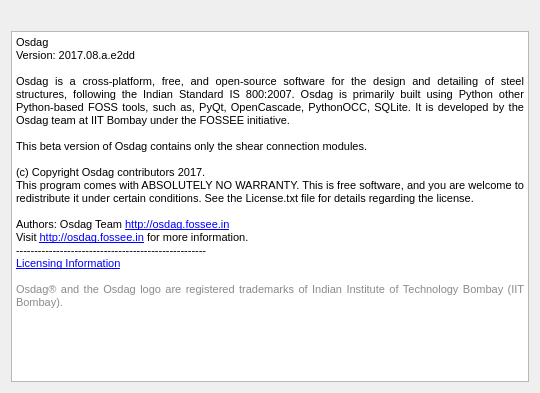
First picture: the form in ui_about_osdag.ui, repository GreatDevelopers/osdag-core, before the edit.
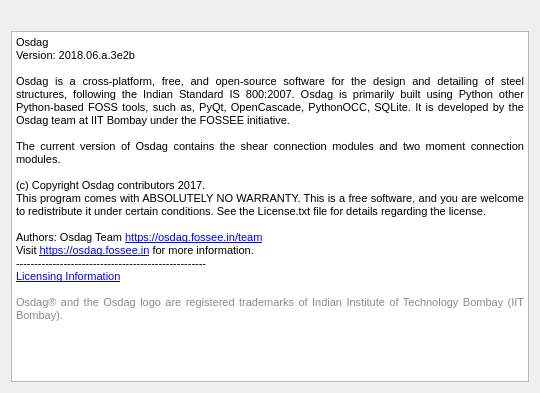
Second picture: the form after the edit. Icons and pictures are not drawn.

Commit message: Osdag version 2018.06.a.3e2b

Diff of the .ui file:
```diff
--- a/ui_about_osdag.ui
+++ b/ui_about_osdag.ui
@@ -37,21 +37,20 @@
 p, li { white-space: pre-wrap; }
 &lt;/style&gt;&lt;/head&gt;&lt;body style=&quot; font-family:'Arial'; font-size:7.8pt; font-weight:400; font-style:normal;&quot;&gt;
 &lt;p style=&quot; margin-top:0px; margin-bottom:0px; margin-left:0px; margin-right:0px; -qt-block-indent:0; text-indent:0px;&quot;&gt;&lt;span style=&quot; font-family:'monospace, monospace'; font-size:8pt;&quot;&gt;Osdag &lt;/span&gt;&lt;/p&gt;
-&lt;p align=&quot;justify&quot; style=&quot; margin-top:0px; margin-bottom:0px; margin-left:0px; margin-right:0px; -qt-block-indent:0; text-indent:0px;&quot;&gt;&lt;span style=&quot; font-family:'MS Shell Dlg 2'; font-size:8pt;&quot;&gt;Version: 2017.08.a.e2dd&lt;/span&gt;&lt;/p&gt;
+&lt;p align=&quot;justify&quot; style=&quot; margin-top:0px; margin-bottom:0px; margin-left:0px; margin-right:0px; -qt-block-indent:0; text-indent:0px;&quot;&gt;&lt;span style=&quot; font-family:'MS Shell Dlg 2'; font-size:8pt;&quot;&gt;Version: 2018.06.a.3e2b&lt;/span&gt;&lt;/p&gt;
 &lt;p align=&quot;justify&quot; style=&quot;-qt-paragraph-type:empty; margin-top:0px; margin-bottom:0px; margin-left:0px; margin-right:0px; -qt-block-indent:0; text-indent:0px; font-family:'MS Shell Dlg 2'; font-size:8pt;&quot;&gt;&lt;br /&gt;&lt;/p&gt;
 &lt;p align=&quot;justify&quot; style=&quot; margin-top:0px; margin-bottom:0px; margin-left:0px; margin-right:0px; -qt-block-indent:0; text-indent:0px;&quot;&gt;&lt;span style=&quot; font-family:'monospace, monospace'; font-size:8pt;&quot;&gt;Osdag is a cross-platform, free, and open-source software for the design and detailing of steel structures, following the Indian Standard IS 800:2007. Osdag is primarily built using Python other Python-based FOSS tools, such as, PyQt, OpenCascade, PythonOCC, SQLite. It is developed by the Osdag team at IIT Bombay under the FOSSEE initiative. &lt;/span&gt;&lt;/p&gt;
 &lt;p align=&quot;justify&quot; style=&quot;-qt-paragraph-type:empty; margin-top:0px; margin-bottom:0px; margin-left:0px; margin-right:0px; -qt-block-indent:0; text-indent:0px; font-family:'MS Shell Dlg 2'; font-size:8pt;&quot;&gt;&lt;br /&gt;&lt;/p&gt;
-&lt;p align=&quot;justify&quot; style=&quot; margin-top:0px; margin-bottom:0px; margin-left:0px; margin-right:0px; -qt-block-indent:0; text-indent:0px;&quot;&gt;&lt;span style=&quot; font-family:'monospace, monospace'; font-size:8pt;&quot;&gt;This beta version of Osdag contains only the shear connection modules.&lt;/span&gt;&lt;/p&gt;
+&lt;p align=&quot;justify&quot; style=&quot; margin-top:0px; margin-bottom:0px; margin-left:0px; margin-right:0px; -qt-block-indent:0; text-indent:0px;&quot;&gt;&lt;span style=&quot; font-family:'monospace, monospace'; font-size:8pt;&quot;&gt;The current version of Osdag contains the shear connection modules and two moment connection modules.&lt;/span&gt;&lt;/p&gt;
 &lt;p align=&quot;justify&quot; style=&quot;-qt-paragraph-type:empty; margin-top:0px; margin-bottom:0px; margin-left:0px; margin-right:0px; -qt-block-indent:0; text-indent:0px; font-family:'MS Shell Dlg 2'; font-size:8pt;&quot;&gt;&lt;br /&gt;&lt;/p&gt;
 &lt;p align=&quot;justify&quot; style=&quot; margin-top:0px; margin-bottom:0px; margin-left:0px; margin-right:0px; -qt-block-indent:0; text-indent:0px;&quot;&gt;&lt;span style=&quot; font-family:'MS Shell Dlg 2'; font-size:8pt;&quot;&gt;(c) Copyright Osdag contributors 2017.&lt;/span&gt;&lt;/p&gt;
-&lt;p align=&quot;justify&quot; style=&quot; margin-top:0px; margin-bottom:0px; margin-left:0px; margin-right:0px; -qt-block-indent:0; text-indent:0px;&quot;&gt;&lt;span style=&quot; font-family:'MS Shell Dlg 2'; font-size:8pt;&quot;&gt;This program comes with ABSOLUTELY NO WARRANTY. This is free software, and you are welcome to redistribute it under certain conditions. See the License.txt file for details regarding the license.&lt;/span&gt;&lt;/p&gt;
+&lt;p align=&quot;justify&quot; style=&quot; margin-top:0px; margin-bottom:0px; margin-left:0px; margin-right:0px; -qt-block-indent:0; text-indent:0px;&quot;&gt;&lt;span style=&quot; font-family:'MS Shell Dlg 2'; font-size:8pt;&quot;&gt;This program comes with ABSOLUTELY NO WARRANTY. This is a free software, and you are welcome to redistribute it under certain conditions. See the License.txt file for details regarding the license.&lt;/span&gt;&lt;/p&gt;
 &lt;p align=&quot;justify&quot; style=&quot;-qt-paragraph-type:empty; margin-top:0px; margin-bottom:0px; margin-left:0px; margin-right:0px; -qt-block-indent:0; text-indent:0px; font-family:'MS Shell Dlg 2'; font-size:8pt;&quot;&gt;&lt;br /&gt;&lt;/p&gt;
-&lt;p align=&quot;justify&quot; style=&quot; margin-top:0px; margin-bottom:0px; margin-left:0px; margin-right:0px; -qt-block-indent:0; text-indent:0px;&quot;&gt;&lt;span style=&quot; font-family:'MS Shell Dlg 2'; font-size:8pt;&quot;&gt;Authors: Osdag Team &lt;/span&gt;&lt;a href=&quot;http://osdag.fossee.in&quot;&gt;&lt;span style=&quot; font-family:'MS Shell Dlg 2'; font-size:8pt; text-decoration: underline; color:#0000ff;&quot;&gt;http://osdag.fossee.in&lt;/span&gt;&lt;/a&gt;&lt;/p&gt;
-&lt;p align=&quot;justify&quot; style=&quot; margin-top:0px; margin-bottom:0px; margin-left:0px; margin-right:0px; -qt-block-indent:0; text-indent:0px;&quot;&gt;&lt;span style=&quot; font-family:'MS Shell Dlg 2'; font-size:8pt;&quot;&gt;Visit &lt;/span&gt;&lt;a href=&quot;http://osdag.fossee.in&quot;&gt;&lt;span style=&quot; font-family:'MS Shell Dlg 2'; font-size:8pt; text-decoration: underline; color:#0000ff;&quot;&gt;http://osdag.fossee.in&lt;/span&gt;&lt;/a&gt;&lt;span style=&quot; font-family:'MS Shell Dlg 2'; font-size:8pt;&quot;&gt; for more information.&lt;/span&gt;&lt;/p&gt;
+&lt;p align=&quot;justify&quot; style=&quot; margin-top:0px; margin-bottom:0px; margin-left:0px; margin-right:0px; -qt-block-indent:0; text-indent:0px;&quot;&gt;&lt;span style=&quot; font-family:'MS Shell Dlg 2'; font-size:8pt;&quot;&gt;Authors: Osdag Team &lt;/span&gt;&lt;a href=&quot;http://osdag.fossee.in&quot;&gt;&lt;span style=&quot; font-family:'MS Shell Dlg 2'; font-size:8pt; text-decoration: underline; color:#0000ff;&quot;&gt;https://osdag.fossee.in/team&lt;/span&gt;&lt;/a&gt;&lt;/p&gt;
+&lt;p align=&quot;justify&quot; style=&quot; margin-top:0px; margin-bottom:0px; margin-left:0px; margin-right:0px; -qt-block-indent:0; text-indent:0px;&quot;&gt;&lt;span style=&quot; font-family:'MS Shell Dlg 2'; font-size:8pt;&quot;&gt;Visit &lt;/span&gt;&lt;a href=&quot;http://osdag.fossee.in&quot;&gt;&lt;span style=&quot; font-family:'MS Shell Dlg 2'; font-size:8pt; text-decoration: underline; color:#0000ff;&quot;&gt;https://osdag.fossee.in&lt;/span&gt;&lt;/a&gt;&lt;span style=&quot; font-family:'MS Shell Dlg 2'; font-size:8pt;&quot;&gt; for more information.&lt;/span&gt;&lt;/p&gt;
 &lt;p align=&quot;justify&quot; style=&quot; margin-top:0px; margin-bottom:0px; margin-left:0px; margin-right:0px; -qt-block-indent:0; text-indent:0px;&quot;&gt;&lt;span style=&quot; font-family:'MS Shell Dlg 2'; font-size:8pt;&quot;&gt;----------------------------------------------------&lt;/span&gt;&lt;/p&gt;
 &lt;p align=&quot;justify&quot; style=&quot; margin-top:0px; margin-bottom:0px; margin-left:0px; margin-right:0px; -qt-block-indent:0; text-indent:0px;&quot;&gt;&lt;a href=&quot;ResourceFiles/License/License.txt&quot;&gt;&lt;span style=&quot; font-size:8pt; text-decoration: underline; color:#0000ff;&quot;&gt;Licensing Information&lt;/span&gt;&lt;/a&gt;&lt;/p&gt;
 &lt;p style=&quot;-qt-paragraph-type:empty; margin-top:0px; margin-bottom:0px; margin-left:0px; margin-right:0px; -qt-block-indent:0; text-indent:0px; font-size:8pt; text-decoration: underline; color:#0000ff;&quot;&gt;&lt;br /&gt;&lt;/p&gt;
-
 &lt;p align=&quot;justify&quot; style=&quot; margin-top:0px; margin-bottom:0px; margin-left:0px; margin-right:0px; -qt-block-indent:0; text-indent:0px;&quot;&gt;&lt;span style=&quot; font-family:'MS Shell Dlg 2'; font-size:8pt; color:#8a8a8a;&quot;&gt;Osdag&lt;/span&gt;&lt;span style=&quot; font-family:'arial,sans-serif'; font-size:8pt; color:#8a8a8a;&quot;&gt;®&lt;/span&gt;&lt;span style=&quot; font-family:'MS Shell Dlg 2'; font-size:8pt; color:#8a8a8a;&quot;&gt; and the Osdag logo are registered trademarks of Indian Institute of Technology Bombay (IIT Bombay).&lt;/span&gt;&lt;/p&gt;&lt;/body&gt;&lt;/html&gt;</string>
      </property>
      <property name="openExternalLinks">
```
The commit also changes 1 other file.
